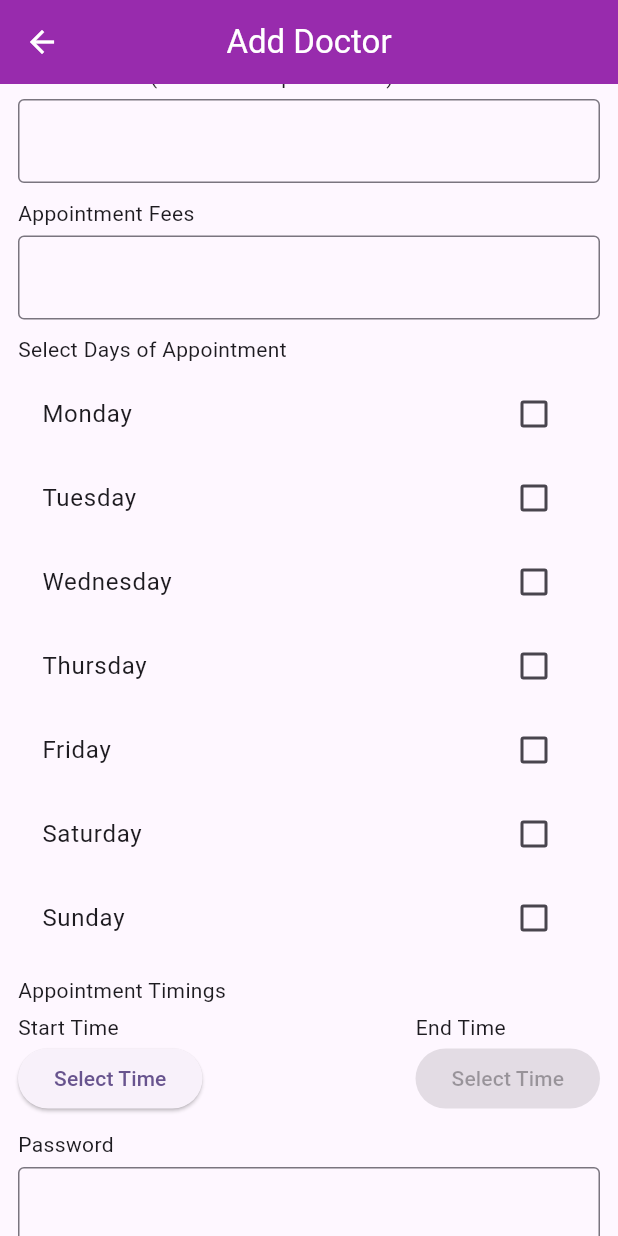
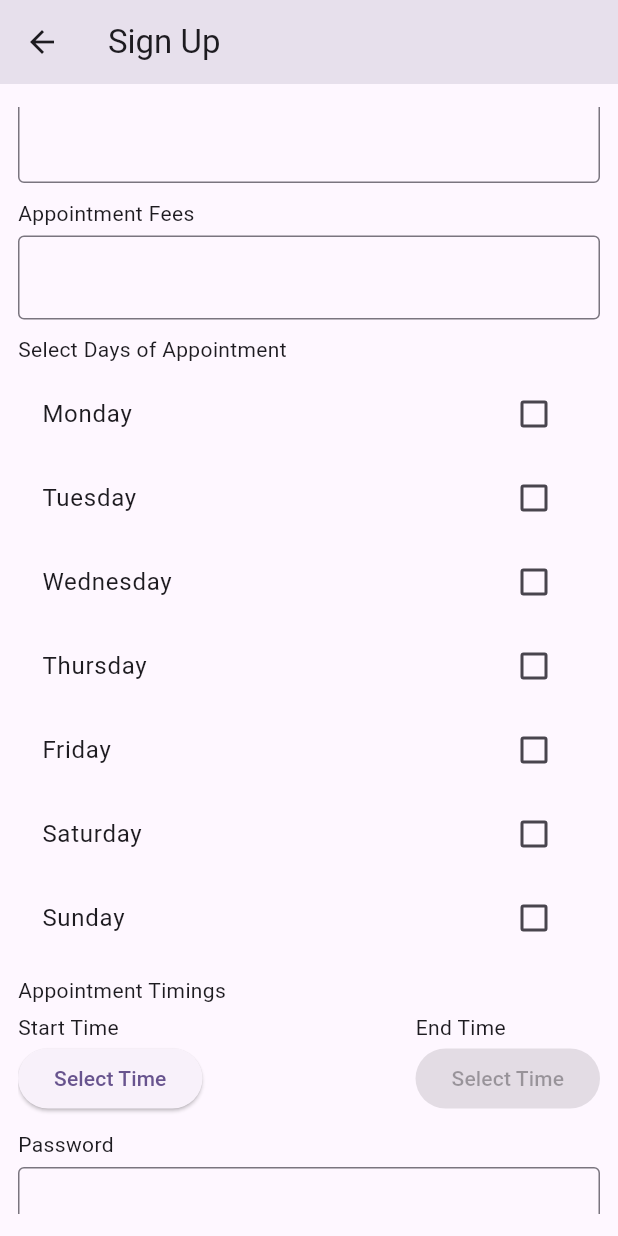
Before and after one commit to Mohassan521/Sehat-App-FYP, a Flutter app: the AddDoctorScreen screen opened directly, scrolled down 576 dp, on a phone screen of 412 x 824 dp. Run offline on Flutter 3.47's test engine with Material 3 defaults, Android fonts, the light colour scheme and no system bars; our stand-ins replace cloud_firestore, dash_chat_2, file_picker, firebase_auth, firebase_core, firebase_messaging and 9 more; missing offline and left inert: agora_uikit, persistent_shopping_cart, syncfusion_flutter_pdfviewer; accounts and stored records are empty; network calls fail.

Commit message:
Optimized UI on admin panel

```diff
--- a/lib/screens/adminScreens/addDoctor.dart
+++ b/lib/screens/adminScreens/addDoctor.dart
@@ -84,6 +84,7 @@ class _AddDoctorScreenState extends State<AddDoctorScreen> {
   }
 
   var role = "Doctor";
+  bool isLoading = false;
 
   final _auth = FirebaseAuth.instance;
 
@@ -140,147 +141,120 @@ class _AddDoctorScreenState extends State<AddDoctorScreen> {
       String location,
       String dob,
       String fees) async {
-    await _auth
-        .createUserWithEmailAndPassword(email: email, password: password)
-        .then((value) => {
-              postDetailsToFirestore(email, role, displayName, speciality,
-                  experience, location, dob, fees),
-            })
-        .catchError((e) {
-      print(e.toString());
+    setState(() {
+      isLoading = true; // Show loader
     });
+
+    try {
+      await _auth.createUserWithEmailAndPassword(
+          email: email, password: password);
+      await postDetailsToFirestore(email, role, displayName, speciality,
+          experience, location, dob, fees);
+
+      setState(() {
+        isLoading = false; // Hide loader when done
+      });
+
+      // Show success message or navigate to another screen
+      ScaffoldMessenger.of(context)
+          .showSnackBar(SnackBar(content: Text("Signup successful!")));
+    } catch (e) {
+      setState(() {
+        isLoading = false; // Hide loader on error
+      });
+
+      // Show error message
+      ScaffoldMessenger.of(context)
+          .showSnackBar(SnackBar(content: Text("Error: ${e.toString()}")));
+    }
   }
 
   @override
   Widget build(BuildContext context) {
-    return Scaffold(
-      appBar: AppBar(
-        iconTheme: IconThemeData(color: Colors.white),
-        title: Text(
-          "Add Doctor",
-          style: TextStyle(color: Colors.white),
-        ),
-        centerTitle: true,
-        backgroundColor: Colors.purple,
-      ),
-      body: SingleChildScrollView(
-        scrollDirection: Axis.vertical,
-        child: Padding(
-          padding: const EdgeInsets.symmetric(horizontal: 12.0, vertical: 15),
+    return Stack(
+      children: [
+        Scaffold(
+          appBar: AppBar(title: Text("Sign Up")),
+          body: Padding(
+            padding: EdgeInsets.symmetric(horizontal: 12.0, vertical: 15),
+            child: SingleChildScrollView(
               child: Column(
                 crossAxisAlignment: CrossAxisAlignment.start,
                 children: [
                   Text("Full Name"),
-              SizedBox(
-                height: 5,
-              ),
+                  SizedBox(height: 5),
                   TextFormField(
                       controller: name,
-                decoration: InputDecoration(border: OutlineInputBorder()),
-              ),
-              SizedBox(
-                height: 10,
-              ),
+                      decoration:
+                          InputDecoration(border: OutlineInputBorder())),
+                  SizedBox(height: 10),
                   Text("Email"),
-              SizedBox(
-                height: 5,
-              ),
+                  SizedBox(height: 5),
                   TextFormField(
                       controller: emailController,
-                decoration: InputDecoration(border: OutlineInputBorder()),
-              ),
-              SizedBox(
-                height: 10,
-              ),
+                      decoration:
+                          InputDecoration(border: OutlineInputBorder())),
+                  SizedBox(height: 10),
                   Text("Contact Number"),
-              SizedBox(
-                height: 5,
-              ),
+                  SizedBox(height: 5),
                   TextFormField(
                       controller: contact,
-                decoration: InputDecoration(border: OutlineInputBorder()),
-              ),
-              SizedBox(
-                height: 10,
-              ),
+                      decoration:
+                          InputDecoration(border: OutlineInputBorder())),
+                  SizedBox(height: 10),
                   Text("Date Of Birth"),
                   SizedBox(height: 5),
                   TextFormField(
                     controller: dob,
-                decoration: InputDecoration(
-                  border: OutlineInputBorder(),
-                ),
-                readOnly: true, // Disable typing
+                    decoration: InputDecoration(border: OutlineInputBorder()),
+                    readOnly: true,
                     onTap: () async {
                       DateTime? pickedDate = await showDatePicker(
                         context: context,
-                    initialDate:
-                        DateTime.now(), // The current date as the default
-                    firstDate: DateTime(1900), // The earliest allowable date
-                    lastDate:
-                        DateTime.now(), // The latest allowable date (today)
+                        initialDate: DateTime.now(),
+                        firstDate: DateTime(1900),
+                        lastDate: DateTime.now(),
                       );
 
                       if (pickedDate != null) {
-                    // Format the date and set it to the controller
                         dob.text =
                             "${pickedDate.day}-${pickedDate.month}-${pickedDate.year}";
                       }
                     },
                   ),
-              SizedBox(
-                height: 10,
-              ),
+                  SizedBox(height: 10),
                   Text("Years Of Experience"),
-              SizedBox(
-                height: 5,
-              ),
+                  SizedBox(height: 5),
                   TextFormField(
                       controller: experience,
                       keyboardType: TextInputType.number,
-                decoration: InputDecoration(border: OutlineInputBorder()),
-              ),
-              SizedBox(
-                height: 10,
-              ),
+                      decoration:
+                          InputDecoration(border: OutlineInputBorder())),
+                  SizedBox(height: 10),
                   Text("Speciality"),
-              SizedBox(
-                height: 5,
-              ),
+                  SizedBox(height: 5),
                   TextFormField(
                       controller: speciality,
-                decoration: InputDecoration(border: OutlineInputBorder()),
-              ),
-              SizedBox(
-                height: 10,
-              ),
+                      decoration:
+                          InputDecoration(border: OutlineInputBorder())),
+                  SizedBox(height: 10),
                   Text("Job Location (Mention Hospital Name)"),
-              SizedBox(
-                height: 5,
-              ),
+                  SizedBox(height: 5),
                   TextFormField(
                       controller: job_location,
-                decoration: InputDecoration(border: OutlineInputBorder()),
-              ),
-              SizedBox(
-                height: 10,
-              ),
+                      decoration:
+                          InputDecoration(border: OutlineInputBorder())),
+                  SizedBox(height: 10),
                   Text("Appointment Fees"),
-              SizedBox(
-                height: 5,
-              ),
+                  SizedBox(height: 5),
                   TextFormField(
                       controller: feesController,
                       keyboardType: TextInputType.number,
-                decoration: InputDecoration(border: OutlineInputBorder()),
-              ),
-              SizedBox(
-                height: 10,
-              ),
+                      decoration:
+                          InputDecoration(border: OutlineInputBorder())),
+                  SizedBox(height: 10),
                   Text("Select Days of Appointment"),
-              SizedBox(
-                height: 5,
-              ),
+                  SizedBox(height: 5),
                   Column(
                     children: days.map((day) {
                       return CheckboxListTile(
@@ -294,13 +268,9 @@ class _AddDoctorScreenState extends State<AddDoctorScreen> {
                       );
                     }).toList(),
                   ),
-              SizedBox(
-                height: 10,
-              ),
+                  SizedBox(height: 10),
                   Text("Appointment Timings"),
-              SizedBox(
-                height: 5,
-              ),
+                  SizedBox(height: 5),
                   Row(
                     mainAxisAlignment: MainAxisAlignment.spaceBetween,
                     children: [
@@ -324,28 +294,26 @@ class _AddDoctorScreenState extends State<AddDoctorScreen> {
                                 : () => _pickTime(context, false),
                             child: Text(_formatTime(endTime)),
                             style: ElevatedButton.styleFrom(
-                          backgroundColor: startTime == null
-                              ? Colors.grey
-                              : null, // Disable button if no start time
+                              backgroundColor:
+                                  startTime == null ? Colors.grey : null,
                             ),
                           ),
                         ],
                       ),
                     ],
                   ),
-              SizedBox(
-                height: 10,
-              ),
+                  SizedBox(height: 10),
                   Text("Password"),
-              SizedBox(
-                height: 5,
-              ),
+                  SizedBox(height: 5),
                   TextFormField(
                       controller: passwordController,
-                decoration: InputDecoration(border: OutlineInputBorder()),
-              ),
+                      decoration:
+                          InputDecoration(border: OutlineInputBorder())),
+                  SizedBox(height: 20),
                   MaterialButton(
-                onPressed: () {
+                    onPressed: isLoading
+                        ? null // Disable button while loading
+                        : () {
                             signUp(
                               emailController.text,
                               passwordController.text,
@@ -355,17 +323,41 @@ class _AddDoctorScreenState extends State<AddDoctorScreen> {
                               experience.text,
                               job_location.text,
                               dob.text,
-                      feesController.text);
+                              feesController.text,
+                            );
                           },
-                child: Text("Submit"),
+                    child: isLoading
+                        ? Row(
+                            mainAxisSize: MainAxisSize.min,
+                            children: [
+                              CircularProgressIndicator(
+                                  color: Colors.white, strokeWidth: 2),
+                              SizedBox(width: 10),
+                              Text("Processing..."),
+                            ],
+                          )
+                        : Text("Submit"),
                     minWidth: double.infinity,
-                color: Colors.purple,
+                    height: 50,
+                    color: isLoading ? Colors.grey : Colors.purple,
                     textColor: Colors.white,
-              )
+                    shape: RoundedRectangleBorder(
+                        borderRadius: BorderRadius.circular(8)),
+                  ),
+                  SizedBox(height: 20),
                 ],
               ),
             ),
           ),
+        ),
+        if (isLoading) // Show full-screen loader
+          Container(
+            color: Colors.black.withOpacity(0.5),
+            child: Center(
+              child: CircularProgressIndicator(color: Colors.white),
+            ),
+          ),
+      ],
     );
   }
 }
--- a/lib/screens/adminScreens/displayOrders.dart
+++ b/lib/screens/adminScreens/displayOrders.dart
@@ -87,7 +87,7 @@ class _DisplayOrdersState extends State<DisplayOrders> {
                   decoration: InputDecoration(
                     contentPadding: const EdgeInsets.symmetric(
                         vertical: 16.0), // Adjusted vertical padding
-                    hintText: "Search for Doctors here",
+                    hintText: "Search using Order ID",
                     hintStyle: TextStyle(
                       color: Colors.grey.shade600, // Softer hint text color
                       fontSize: 16.0, // Readable size
--- a/lib/screens/splashScreen.dart
+++ b/lib/screens/splashScreen.dart
@@ -22,7 +22,9 @@ class _SplashScreenState extends State<SplashScreen> {
     // TODO: implement initState
     super.initState();
     // isLogin();
-    DatabaseService().route(context);
+    Future.delayed(Duration(seconds: 5), () {
+      DatabaseService().route(context);
+    });
   }
 
   @override
```
Also changed, not shown: lib/screens/adminScreens/addMedicines.dart (+25 -28 lines), pubspec.yaml (+9 -0 lines), pubspec.lock. Lines whose indentation alone changed are shown as unchanged.
